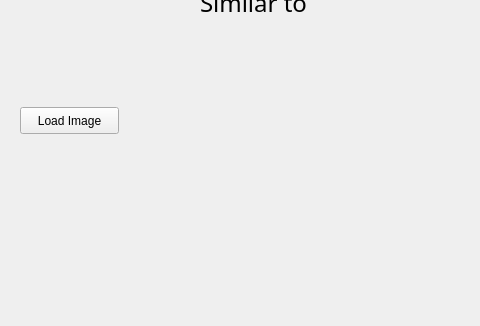
The window that window.ui (Acarus/Hamming-Network) describes before a commit, drawn with Qt 5; both pictures show x 0 to 480 and y 123 to 449 of the 805 by 449 pixel window.
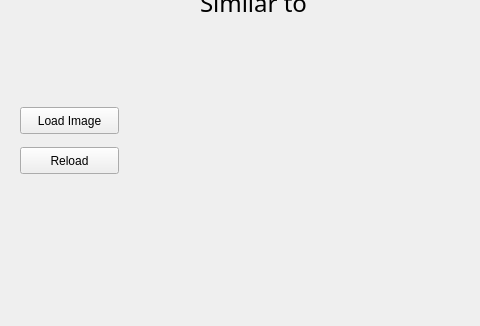
The same window after the commit. Icons and pictures are not drawn.

```diff
--- a/window.ui
+++ b/window.ui
@@ -105,6 +105,19 @@
      <string>Similar to</string>
     </property>
    </widget>
+   <widget class="QPushButton" name="pushButton">
+    <property name="geometry">
+     <rect>
+      <x>20</x>
+      <y>270</y>
+      <width>99</width>
+      <height>27</height>
+     </rect>
+    </property>
+    <property name="text">
+     <string>Reload</string>
+    </property>
+   </widget>
   </widget>
   <widget class="QMenuBar" name="menubar">
    <property name="geometry">
```
